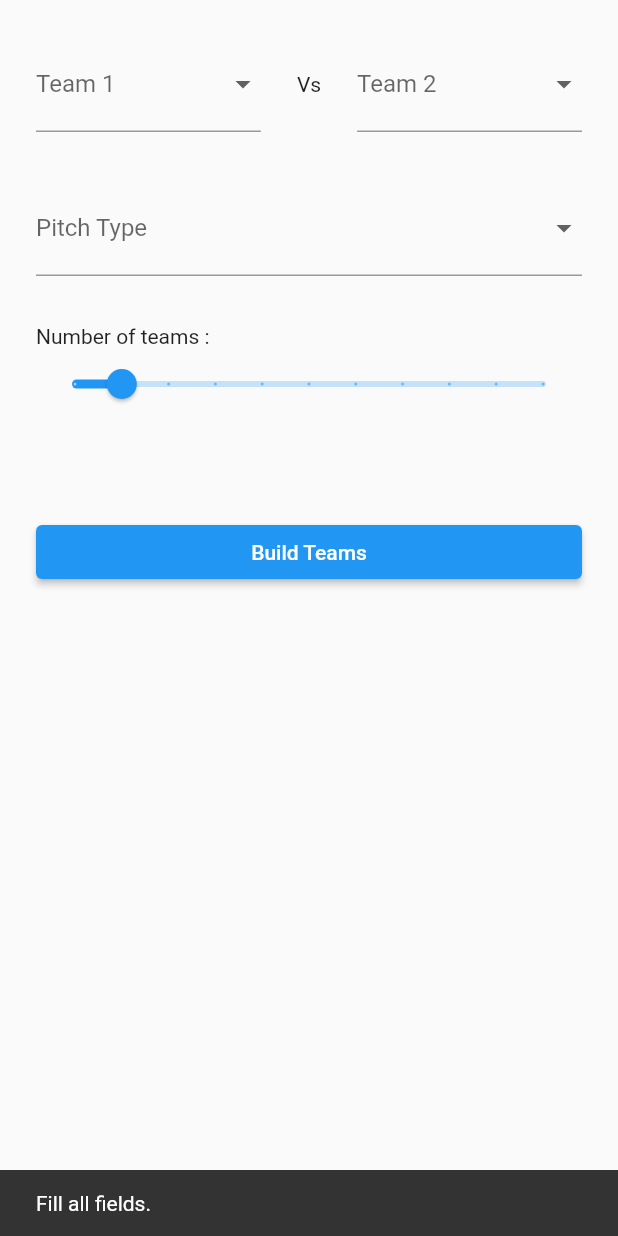
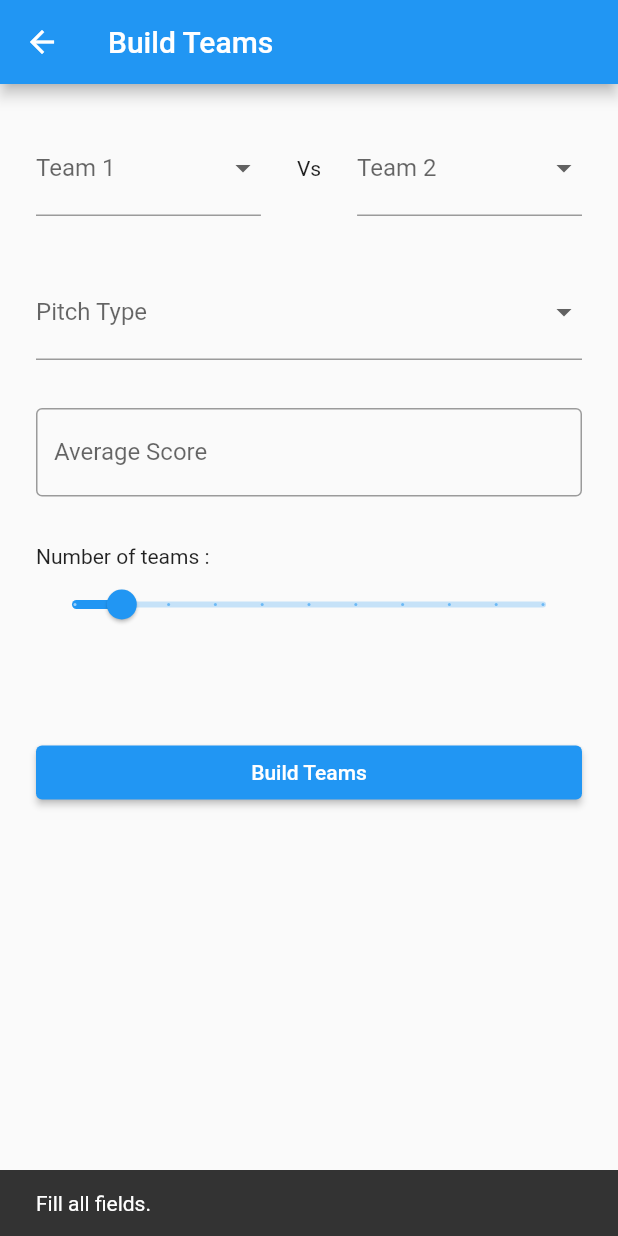
Before and after one commit to Dhana2513/team_builder, a Flutter app: the CreateTeamsScreen screen opened by its route, after a tap on "Build Teams", on a phone screen of 412 x 824 dp. Run offline on Flutter 3.47's test engine with Material 2 defaults, Android fonts, the phone set to English and light mode, and no system bars; our stand-ins replace cloud_firestore, firebase_core; accounts and stored records are empty.

Commit message:
added app bar

```diff
--- /dev/null
+++ b/lib/core/widgets/common_app_bar.dart
@@ -0,0 +1,11 @@
+import 'package:flutter/material.dart';
+
+class CommonAppBar extends AppBar {
+  CommonAppBar({
+    required String title,
+    Key? key,
+  }) : super(
+          key: key,
+          title: Text(title),
+        );
+}
--- a/lib/models/team_builder.dart
+++ b/lib/models/team_builder.dart
@@ -8,12 +8,14 @@ class TeamBuilder {
 
   final PitchType pitchType;
   final int numberOfTeams;
+  final int averageScore;
 
   TeamBuilder({
     required this.teamType1,
     required this.teamType2,
     required this.pitchType,
     required this.numberOfTeams,
+    required this.averageScore,
   });
 
   void build() async {
--- a/lib/presentation/home_screen.dart
+++ b/lib/presentation/home_screen.dart
@@ -3,6 +3,7 @@ import 'package:team_builder/constants/paddings.dart';
 import 'package:team_builder/presentation/screens/add_player_screen.dart';
 import 'package:team_builder/presentation/screens/all_players_screen.dart';
 
+import '../core/widgets/common_app_bar.dart';
 import 'screens/create_teams_screen.dart';
 
 class HomeScreen extends StatefulWidget {
@@ -18,6 +19,9 @@ class _HomeScreenState extends State<HomeScreen> {
   @override
   Widget build(BuildContext context) {
     return Scaffold(
+      appBar: CommonAppBar(
+        title: 'Team Builder',
+      ),
       floatingActionButton: FloatingActionButton(
         onPressed: () => navigateTo(routeName: AddPlayerScreen.routeName),
         child: const Icon(Icons.person_add_alt),
--- a/lib/presentation/screens/add_player_screen.dart
+++ b/lib/presentation/screens/add_player_screen.dart
@@ -2,6 +2,7 @@ import 'package:flutter/material.dart';
 
 import '../../constants/paddings.dart';
 import '../../core/dbutil.dart';
+import '../../core/widgets/common_app_bar.dart';
 import '../../models/entity/player.dart';
 import '../../models/type/bowling_type.dart';
 import '../../models/type/player_type.dart';
@@ -52,6 +53,9 @@ class _AddPlayerScreenState extends State<AddPlayerScreen> {
     }
 
     return Scaffold(
+      appBar: CommonAppBar(
+        title: 'Add Player',
+      ),
       body: Padding(
         padding: const EdgeInsets.all(16.0),
         child: ListView(
@@ -79,6 +83,8 @@ class _AddPlayerScreenState extends State<AddPlayerScreen> {
                 border: OutlineInputBorder(),
                 filled: true,
               ),
+              textCapitalization: TextCapitalization.sentences,
+              keyboardType: TextInputType.name,
             ),
             paddingLarge,
             DropdownButtonFormField<PlayerType>(
--- a/lib/presentation/screens/all_players_screen.dart
+++ b/lib/presentation/screens/all_players_screen.dart
@@ -2,6 +2,7 @@ import 'package:flutter/material.dart';
 import 'package:team_builder/core/dbutil.dart';
 import 'package:team_builder/presentation/widgets/team_view.dart';
 
+import '../../core/widgets/common_app_bar.dart';
 import '../../models/entity/player.dart';
 
 class AllPlayersScreen extends StatefulWidget {
@@ -29,6 +30,9 @@ class _AllPlayersScreenState extends State<AllPlayersScreen> {
   @override
   Widget build(BuildContext context) {
     return Scaffold(
+      appBar: CommonAppBar(
+        title: 'All Players',
+      ),
       body: Padding(
         padding: const EdgeInsets.all(24),
         child: FutureBuilder<List<Player>>(
--- a/lib/presentation/screens/create_teams_screen.dart
+++ b/lib/presentation/screens/create_teams_screen.dart
@@ -1,6 +1,7 @@
 import 'package:flutter/material.dart';
 import 'package:team_builder/constants/paddings.dart';
 
+import '../../core/widgets/common_app_bar.dart';
 import '../../models/team_builder.dart';
 import '../../models/type/pitch_type.dart';
 import '../../models/type/team_type.dart';
@@ -20,6 +21,7 @@ class _CreateTeamsScreenState extends State<CreateTeamsScreen> {
   TeamType? teamType2;
   PitchType? pitchType;
   double numberOfTeams = 10;
+  final averageScoreController = TextEditingController();
 
   Widget get teamDropDowns => Row(
         children: [
@@ -66,6 +68,9 @@ class _CreateTeamsScreenState extends State<CreateTeamsScreen> {
   @override
   Widget build(BuildContext context) {
     return Scaffold(
+      appBar: CommonAppBar(
+        title: 'Build Teams',
+      ),
       body: Padding(
         padding: const EdgeInsets.all(24.0),
         child: ListView(
@@ -86,6 +91,15 @@ class _CreateTeamsScreenState extends State<CreateTeamsScreen> {
                   pitchType = type;
                 });
               },
+            ),
+            paddingExtraLarge,
+            TextField(
+              controller: averageScoreController,
+              decoration: const InputDecoration(
+                labelText: 'Average Score',
+                border: OutlineInputBorder(),
+              ),
+              keyboardType: TextInputType.number,
             ),
             paddingExtraLarge,
             const Text('Number of teams : '),
@@ -117,10 +131,13 @@ class _CreateTeamsScreenState extends State<CreateTeamsScreen> {
   }
 
   void validateAndCreateTeams() {
+    final averageScore = averageScoreController.text.trim();
+
     if (teamType1 == null ||
         teamType2 == null ||
         teamType1 == teamType2 ||
-        pitchType == null) {
+        pitchType == null ||
+        averageScore.isEmpty) {
       showSnackBar(message: 'Fill all fields.');
       return;
     }
@@ -130,6 +147,7 @@ class _CreateTeamsScreenState extends State<CreateTeamsScreen> {
       teamType2: teamType2!,
       pitchType: pitchType!,
       numberOfTeams: numberOfTeams.toInt(),
+      averageScore: int.parse(averageScore),
     ).build();
 
     showSnackBar(message: 'Team building in progress...');
```
Also changed, not shown: lib/presentation/widgets/team_view.dart (+14 -7 lines), 1 other file.
